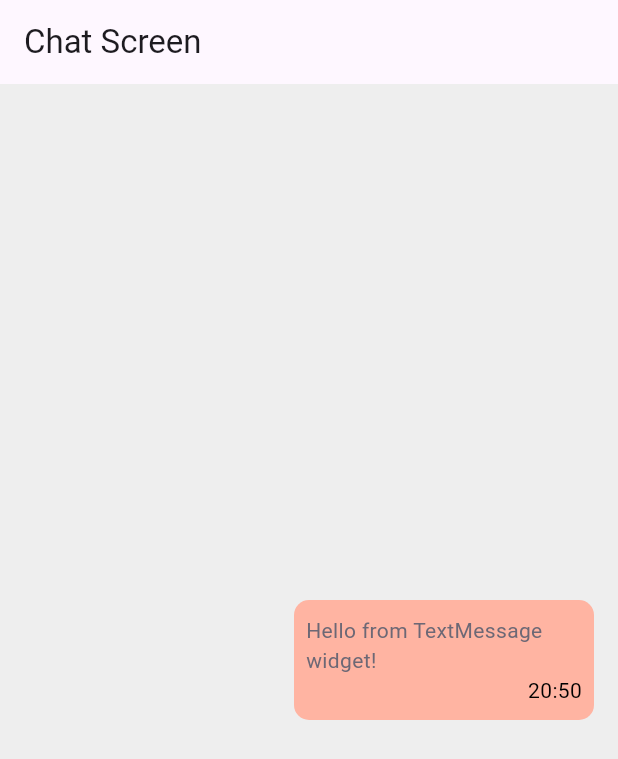
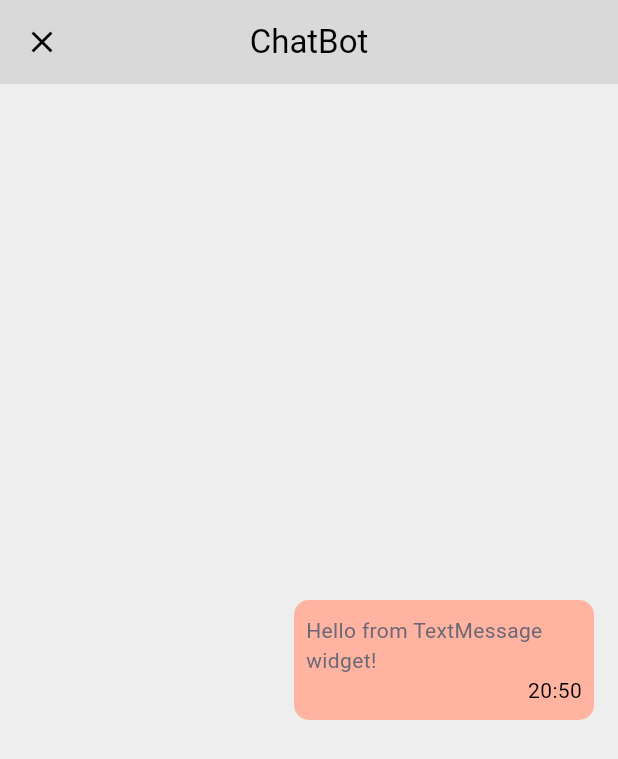
Before and after one commit to YusufErkamOzyer/chatbot, a Flutter app: the screen it shows after launch, on a phone screen of 412 x 824 dp. Shown: the top 759 px of the screen. Run offline on Flutter 3.47's test engine with Material 3 defaults, Android fonts, the phone set to English and light mode, and no system bars.

Commit message:
created app top bar

```diff
--- a/lib/app/screens/chat_screen.dart
+++ b/lib/app/screens/chat_screen.dart
@@ -1,3 +1,4 @@
+import 'package:chatbot/core/components/app_top_bar.dart';
 import 'package:chatbot/core/components/text_message.dart';
 import 'package:flutter/material.dart';
 
@@ -7,7 +8,7 @@ class ChatScreen extends StatelessWidget {
   @override
   Widget build(BuildContext context) {
     return Scaffold(
-      appBar: AppBar(title: const Text('Chat Screen')),
+      appBar: AppTopBar(),
       body: Center(
         child: Container(
           width: double.infinity,
--- /dev/null
+++ b/lib/core/components/app_top_bar.dart
@@ -0,0 +1,25 @@
+import 'package:chatbot/core/color_constants.dart';
+import 'package:chatbot/core/widgets/chat_bot_text.dart';
+import 'package:flutter/material.dart';
+
+class AppTopBar extends StatelessWidget implements PreferredSizeWidget {
+  const AppTopBar({super.key});
+
+  @override
+  Widget build(BuildContext context) {
+    return AppBar(
+      backgroundColor: Color(0xffD9D9D9),
+      elevation: 0,
+      leading: IconButton(
+        icon: const Icon(Icons.close, color: Colors.black),
+        onPressed: () {},
+      ),
+      title: const ChatBotText(data: "ChatBot", type: MessageType.system),
+      centerTitle: true,
+    );
+  }
+
+  @override
+  // TODO: implement preferredSize
+  Size get preferredSize => const Size.fromHeight(kToolbarHeight);
+}
```
